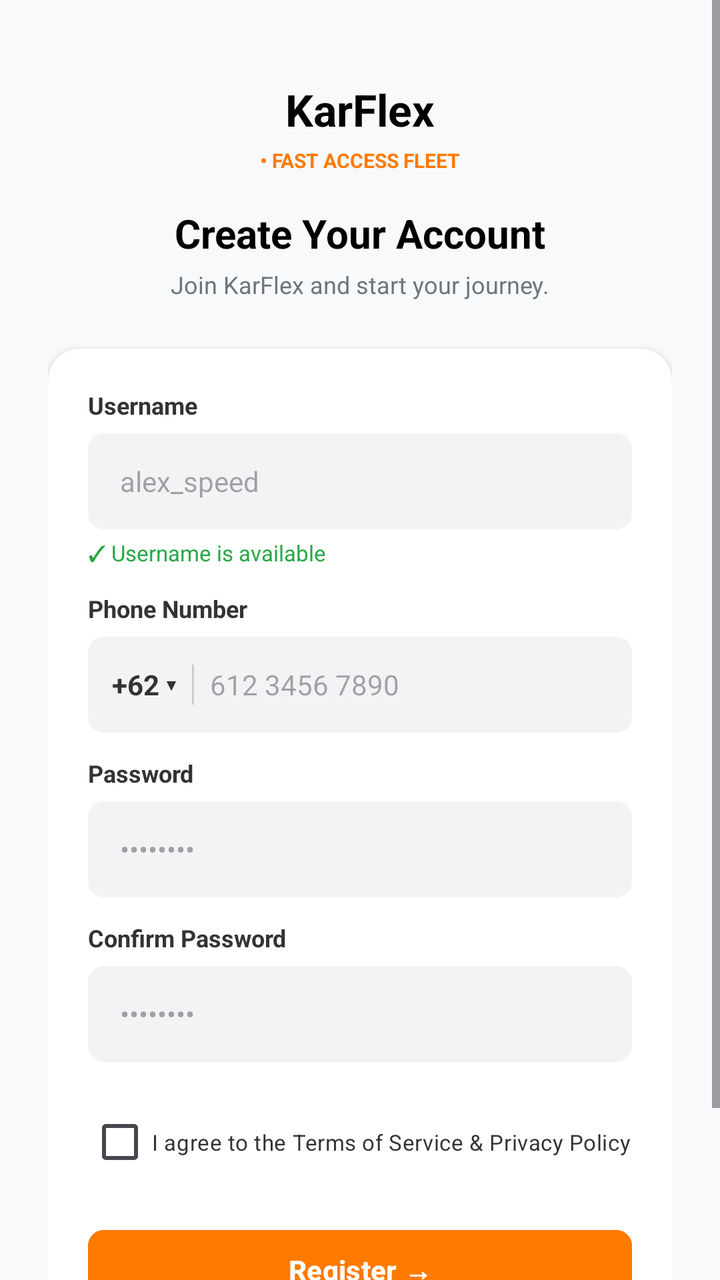
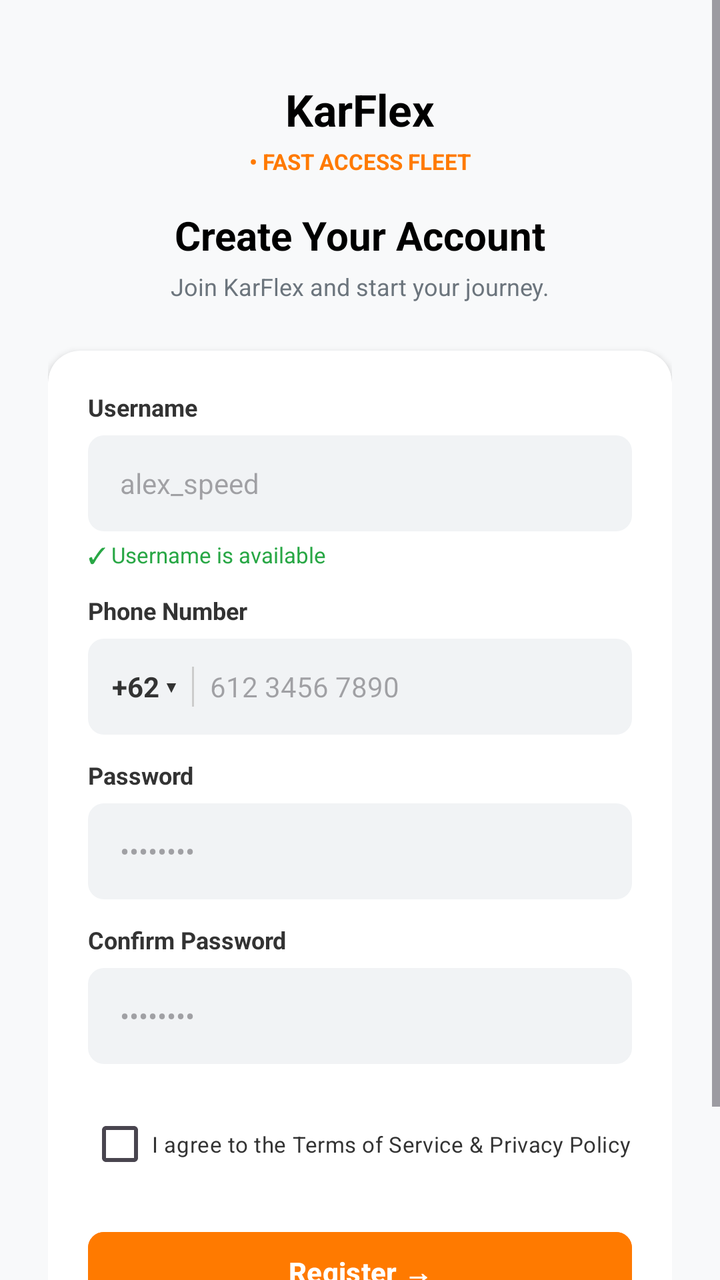

Screens rendered from an Android XML layout before and after an edit, with the pre-edit source and the edit as a unified diff.
<!-- AndroidManifest.xml: application theme Theme.KarFlex -->
<!-- res/layout/activity_sign_up.xml -->
<?xml version="1.0" encoding="utf-8"?>
<ScrollView xmlns:android="http://schemas.android.com/apk/res/android"
    xmlns:app="http://schemas.android.com/apk/res-auto"
    android:layout_width="match_parent"
    android:layout_height="match_parent"
    android:background="#F8F9FA"
    android:fillViewport="true">

    <androidx.constraintlayout.widget.ConstraintLayout
        android:layout_width="match_parent"
        android:layout_height="wrap_content"
        android:padding="24dp">

        <TextView
            android:id="@+id/tvBrand"
            android:layout_width="wrap_content"
            android:layout_height="wrap_content"
            android:text="KarFlex"
            android:textSize="22sp"
            android:textStyle="bold"
            android:textColor="#000000"
            app:layout_constraintTop_toTopOf="parent"
            app:layout_constraintStart_toStartOf="parent"
            app:layout_constraintEnd_toEndOf="parent"
            android:layout_marginTop="16dp"/>

        <TextView
            android:id="@+id/tvSubtitleFast"
            android:layout_width="wrap_content"
            android:layout_height="wrap_content"
            android:text="• FAST ACCESS FLEET"
            android:textSize="10sp"
            android:textColor="#FF7A00"
            android:textStyle="bold"
            app:layout_constraintTop_toBottomOf="@id/tvBrand"
            app:layout_constraintStart_toStartOf="parent"
            app:layout_constraintEnd_toEndOf="parent"
            android:layout_marginTop="4dp"/>

        <TextView
            android:id="@+id/tvTitle"
            android:layout_width="wrap_content"
            android:layout_height="wrap_content"
            android:text="Create Your Account"
            android:textSize="20sp"
            android:textStyle="bold"
            android:textColor="#000000"
            app:layout_constraintTop_toBottomOf="@id/tvSubtitleFast"
            app:layout_constraintStart_toStartOf="parent"
            app:layout_constraintEnd_toEndOf="parent"
            android:layout_marginTop="16dp"/>

        <TextView
            android:id="@+id/tvDesc"
            android:layout_width="wrap_content"
            android:layout_height="wrap_content"
            android:text="Join KarFlex and start your journey."
            android:textSize="12sp"
            android:textColor="#6C757D"
            app:layout_constraintTop_toBottomOf="@id/tvTitle"
            app:layout_constraintStart_toStartOf="parent"
            app:layout_constraintEnd_toEndOf="parent"
            android:layout_marginTop="4dp"/>

        <androidx.cardview.widget.CardView
            android:layout_width="0dp"
            android:layout_height="wrap_content"
            android:id="@+id/cardView"
            android:layout_marginTop="24dp"
            app:cardCornerRadius="16dp"
            app:cardElevation="2dp"
            app:cardBackgroundColor="#FFFFFF"
            app:layout_constraintTop_toBottomOf="@id/tvDesc"
            app:layout_constraintStart_toStartOf="parent"
            app:layout_constraintEnd_toEndOf="parent">

            <LinearLayout
                android:layout_width="match_parent"
                android:layout_height="wrap_content"
                android:orientation="vertical"
                android:padding="20dp">

                <TextView
                    android:layout_width="wrap_content"
                    android:layout_height="wrap_content"
                    android:text="Username"
                    android:textSize="12sp"
                    android:textColor="#333333"
                    android:textStyle="bold"/>

                <EditText
                    android:id="@+id/etUsername"
                    android:layout_width="match_parent"
                    android:layout_height="48dp"
                    android:layout_marginTop="6dp"
                    android:background="@drawable/bg_input"
                    android:hint="alex_speed"
                    android:paddingHorizontal="16dp"
                    android:textSize="14sp"
                    android:inputType="textPersonName"/>

                <TextView
                    android:layout_width="wrap_content"
                    android:layout_height="wrap_content"
                    android:text="✓ Username is available"
                    android:textSize="11sp"
                    android:textColor="#28A745"
                    android:layout_marginTop="4dp"/>

                <TextView
                    android:layout_width="wrap_content"
                    android:layout_height="wrap_content"
                    android:text="Phone Number"
                    android:textSize="12sp"
                    android:textColor="#333333"
                    android:textStyle="bold"
                    android:layout_marginTop="12dp"/>

                <LinearLayout
                    android:layout_width="match_parent"
                    android:layout_height="48dp"
                    android:layout_marginTop="6dp"
                    android:background="@drawable/bg_input"
                    android:orientation="horizontal"
                    android:gravity="center_vertical"
                    android:paddingHorizontal="12dp">

                    <TextView
                        android:layout_width="wrap_content"
                        android:layout_height="wrap_content"
                        android:text="+62 ▾"
                        android:textSize="14sp"
                        android:textColor="#333333"
                        android:textStyle="bold"/>

                    <View
                        android:layout_width="1dp"
                        android:layout_height="20dp"
                        android:background="#CCCCCC"
                        android:layout_marginStart="8dp"
                        android:layout_marginEnd="8dp"/>

                    <EditText
                        android:id="@+id/etPhone"
                        android:layout_width="match_parent"
                        android:layout_height="match_parent"
                        android:background="@null"
                        android:hint="612 3456 7890"
                        android:textSize="14sp"
                        android:inputType="phone"/>
                </LinearLayout>

                <TextView
                    android:layout_width="wrap_content"
                    android:layout_height="wrap_content"
                    android:text="Password"
                    android:textSize="12sp"
                    android:textColor="#333333"
                    android:textStyle="bold"
                    android:layout_marginTop="12dp"/>

                <EditText
                    android:id="@+id/etPassword"
                    android:layout_width="match_parent"
                    android:layout_height="48dp"
                    android:layout_marginTop="6dp"
                    android:background="@drawable/bg_input"
                    android:hint="••••••••"
                    android:paddingHorizontal="16dp"
                    android:textSize="14sp"
                    android:inputType="textPassword"/>

                <TextView
                    android:layout_width="wrap_content"
                    android:layout_height="wrap_content"
                    android:text="Confirm Password"
                    android:textSize="12sp"
                    android:textColor="#333333"
                    android:textStyle="bold"
                    android:layout_marginTop="12dp"/>

                <EditText
                    android:id="@+id/etConfirmPassword"
                    android:layout_width="match_parent"
                    android:layout_height="48dp"
                    android:layout_marginTop="6dp"
                    android:background="@drawable/bg_input"
                    android:hint="••••••••"
                    android:paddingHorizontal="16dp"
                    android:textSize="14sp"
                    android:inputType="textPassword"/>

                <CheckBox
                    android:id="@+id/cbTerms"
                    android:layout_width="match_parent"
                    android:layout_height="wrap_content"
                    android:layout_marginTop="16dp"
                    android:text="I agree to the Terms of Service &amp; Privacy Policy"
                    android:textSize="11sp"
                    android:textColor="#333333"/>

                <Button
                    android:id="@+id/btnRegister"
                    android:layout_width="match_parent"
                    android:layout_height="48dp"
                    android:layout_marginTop="16dp"
                    android:backgroundTint="#FF7A00"
                    android:text="Register →"
                    android:textColor="#FFFFFF"
                    android:textSize="14sp"
                    android:textStyle="bold"
                    app:cornerRadius="8dp"/>

            </LinearLayout>
        </androidx.cardview.widget.CardView>

        <LinearLayout
            android:layout_width="wrap_content"
            android:layout_height="wrap_content"
            android:orientation="horizontal"
            app:layout_constraintTop_toBottomOf="@id/cardView"
            app:layout_constraintStart_toStartOf="parent"
            app:layout_constraintEnd_toEndOf="parent"
            android:layout_marginTop="20dp"
            android:layout_marginBottom="20dp">

            <TextView
                android:layout_width="wrap_content"
                android:layout_height="wrap_content"
                android:text="Already have an account? "
                android:textSize="12sp"
                android:textColor="#6C757D"/>

            <TextView
                android:id="@+id/tvLoginHere"
                android:layout_width="wrap_content"
                android:layout_height="wrap_content"
                android:text="Log in here."
                android:textSize="12sp"
                android:textColor="#FF7A00"
                android:textStyle="bold"/>
        </LinearLayout>

    </androidx.constraintlayout.widget.ConstraintLayout>
</ScrollView>
<!-- resources referenced by this layout -->
<resources>
  <!-- drawable bg_input (drawable) -->
  <?xml version="1.0" encoding="utf-8"?>
  <shape xmlns:android="http://schemas.android.com/apk/res/android"
      android:shape="rectangle">
      <solid android:color="#F1F3F5"/>
      <corners android:radius="8dp"/>
  </shape>
  <style name="Theme.KarFlex" parent="Base.Theme.KarFlex" />
  <style name="Base.Theme.KarFlex" parent="Theme.Material3.DayNight.NoActionBar">
  
          <item name="android:colorBackground">@color/neutral_color</item>
  
      </style>
  <color name="neutral_color">#F5F5F5</color>
</resources>

<!-- the commit's change to res/layout/activity_sign_up.xml (unified diff, before → after) -->
@@ -29,7 +29,7 @@
             android:layout_width="wrap_content"
             android:layout_height="wrap_content"
             android:text="• FAST ACCESS FLEET"
-            android:textSize="10sp"
+            android:textSize="11sp"
             android:textColor="#FF7A00"
             android:textStyle="bold"
             app:layout_constraintTop_toBottomOf="@id/tvBrand"
